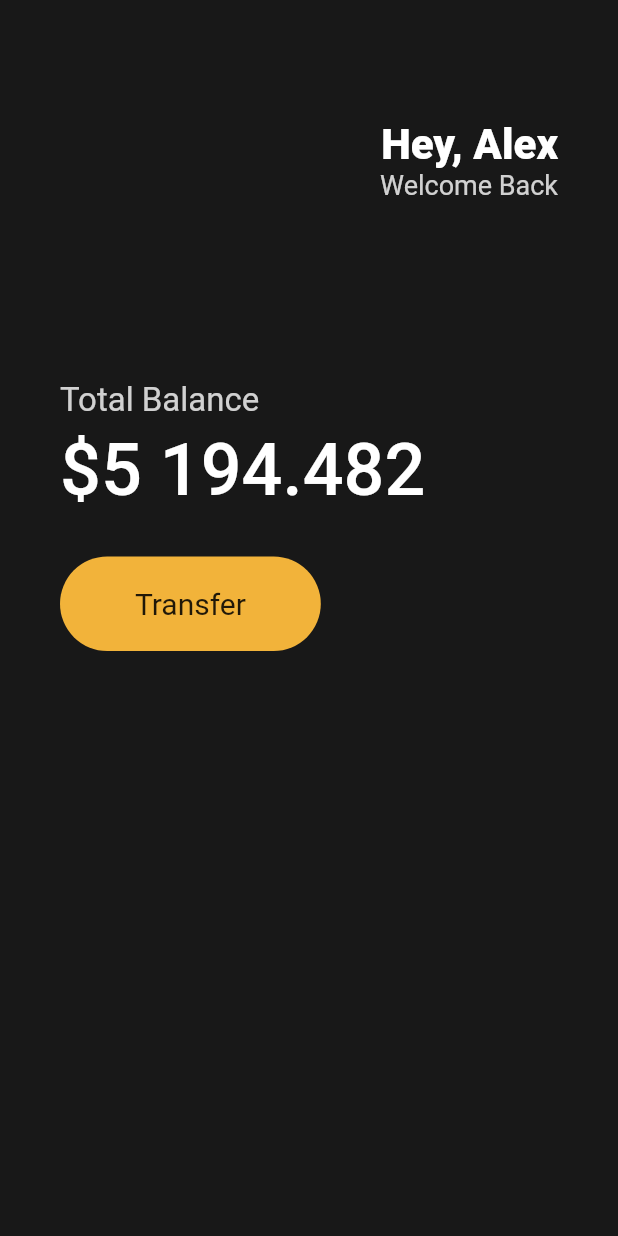
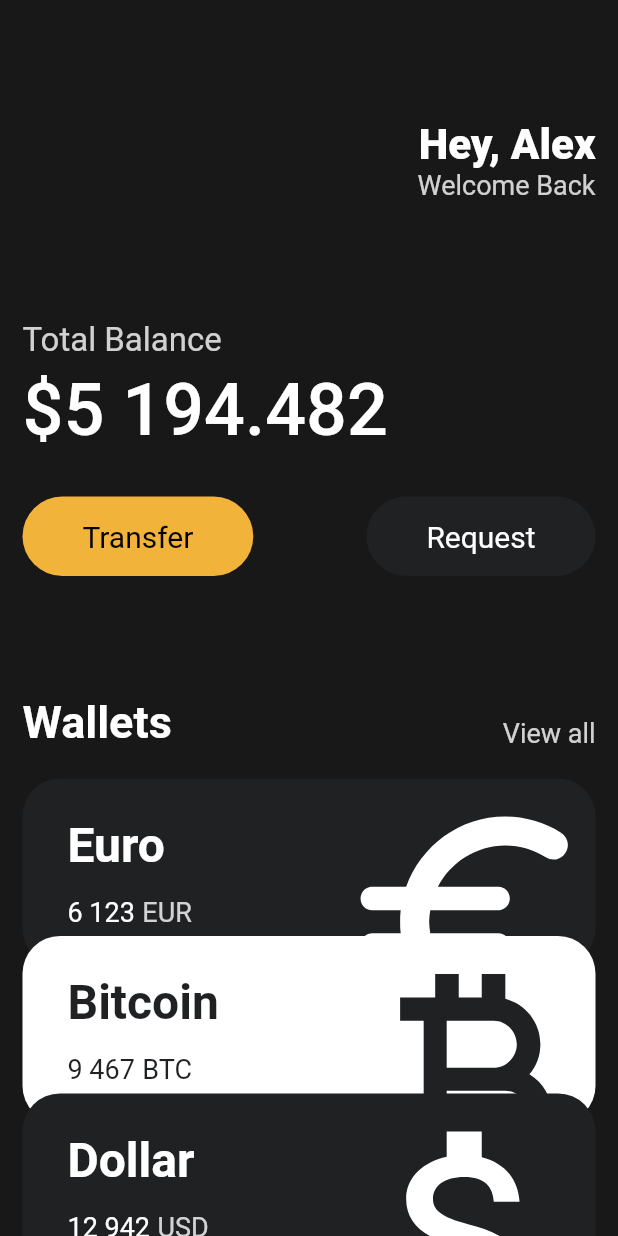
Before and after one commit to ik0675/dart_proj, a Flutter app: the screen it shows after launch, on a phone screen of 412 x 824 dp. Run offline on Flutter 3.47's test engine with Material 2 defaults, Android fonts, the phone set to English and light mode, and no system bars.

Commit message:
basic model of application with basic skills

```diff
--- a/lib/main.dart
+++ b/lib/main.dart
@@ -1,3 +1,5 @@
+import 'package:auction/widgets/button.dart';
+import 'package:auction/widgets/currencyCard.dart';
 import 'package:flutter/material.dart';
 
 void main() {
@@ -7,13 +9,14 @@ void main() {
 class App extends StatelessWidget {
   @override
   Widget build(BuildContext context) {
-    // TODO: implement build
     return MaterialApp(
       home: Scaffold(
           backgroundColor: const Color(0xFF181818),
-          body: Padding(
+          // Make a user be able to scroll
+          body: SingleChildScrollView(
+            child: Padding(
               padding: const EdgeInsets.symmetric(
-              horizontal: 40,
+                horizontal: 15,
               ),
               child: Column(
                 crossAxisAlignment: CrossAxisAlignment.start,
@@ -45,7 +48,7 @@ class App extends StatelessWidget {
                     ],
                   ),
                   const SizedBox(
-                  height: 120,
+                    height: 80,
                   ),
                   Text(
                     'Total Balance',
@@ -69,28 +72,74 @@ class App extends StatelessWidget {
                     height: 30,
                   ),
                   Row(
+                    mainAxisAlignment: MainAxisAlignment.spaceBetween,
+                    children: const [
+                      Button(
+                        text: 'Transfer',
+                        bgColor: Color(0xFFF2B33A),
+                        textColor: Colors.black,
+                      ),
+                      Button(
+                        text: "Request",
+                        bgColor: Color(0xFF1F2123),
+                        textColor: Colors.white,
+                      )
+                    ],
+                  ),
+                  const SizedBox(
+                    height: 80,
+                  ),
+                  Row(
+                    mainAxisAlignment: MainAxisAlignment.spaceBetween,
+                    crossAxisAlignment: CrossAxisAlignment.end,
                     children: [
-                    Container(
-                      decoration: BoxDecoration(
-                        color: const Color(0xFFF2B33A),
-                        borderRadius: BorderRadius.circular(45),
-                      ),
-                      child: const Padding(
-                        padding: EdgeInsets.symmetric(
-                          vertical: 20,
-                          horizontal: 50,
-                        ),
-                        child: Text(
-                          'Transfer',
+                      const Text('Wallets',
                           style: TextStyle(
-                            fontSize: 20,
-                          ),
-                        ),
+                            color: Colors.white,
+                            fontSize: 30,
+                            fontWeight: FontWeight.w600,
+                          )),
+                      Text(
+                        'View all',
+                        style: TextStyle(
+                          color: Colors.white.withOpacity(0.8),
+                          fontSize: 18,
                         ),
                       ),
                     ],
+                  ),
+                  const SizedBox(
+                    height: 20,
+                  ),
+                  const CurrencyCard(
+                    name: 'Euro',
+                    code: 'EUR',
+                    amount: '6 123',
+                    icon: Icons.euro_rounded,
+                    isInverted: false,
+                  ),
+                  Transform.translate(
+                    offset: const Offset(0, -20),
+                    child: const CurrencyCard(
+                      name: 'Bitcoin',
+                      code: 'BTC',
+                      amount: '9 467',
+                      icon: Icons.currency_bitcoin,
+                      isInverted: true,
+                    ),
+                  ),
+                  Transform.translate(
+                    offset: const Offset(0, -40),
+                    child: const CurrencyCard(
+                      name: 'Dollar',
+                      code: 'USD',
+                      amount: '12 942',
+                      icon: Icons.attach_money_outlined,
+                      isInverted: false,
+                    ),
                   )
                 ],
+              ),
             ),
           )),
     );
--- /dev/null
+++ b/lib/widgets/button.dart
@@ -0,0 +1,37 @@
+import 'package:flutter/material.dart';
+
+class Button extends StatelessWidget {
+  final String text;
+  final Color bgColor;
+  final Color textColor;
+
+  const Button({
+    super.key,
+    required this.text,
+    required this.bgColor,
+    required this.textColor,
+  });
+
+  @override
+  Widget build(BuildContext context) {
+    return Container(
+      decoration: BoxDecoration(
+        color: bgColor,
+        borderRadius: BorderRadius.circular(45),
+      ),
+      child: Padding(
+        padding: const EdgeInsets.symmetric(
+          vertical: 15,
+          horizontal: 40,
+        ),
+        child: Text(
+          text,
+          style: TextStyle(
+            color: textColor,
+            fontSize: 20,
+          ),
+        ),
+      ),
+    );
+  }
+}
--- /dev/null
+++ b/lib/widgets/currencyCard.dart
@@ -0,0 +1,90 @@
+import 'package:flutter/material.dart';
+
+class CurrencyCard extends StatelessWidget {
+  final String name, code, amount;
+  final IconData icon;
+  final bool isInverted;
+
+  final _blackColor = const Color(0XFF1F2123);
+
+  const CurrencyCard({
+    super.key,
+    required this.name,
+    required this.code,
+    required this.amount,
+    required this.icon,
+    required this.isInverted,
+  });
+
+  @override
+  Widget build(BuildContext context) {
+    return Container(
+      // behavior when a thing is overflow
+      clipBehavior: Clip.hardEdge,
+      decoration: BoxDecoration(
+        color: !isInverted ? _blackColor : Colors.white,
+        borderRadius: BorderRadius.circular(25),
+      ),
+      child: Padding(
+        padding: const EdgeInsets.symmetric(
+          vertical: 20,
+          horizontal: 30,
+        ),
+        child: Row(
+          mainAxisAlignment: MainAxisAlignment.spaceBetween,
+          children: [
+            Column(
+              crossAxisAlignment: CrossAxisAlignment.start,
+              children: [
+                Text(
+                  name,
+                  style: TextStyle(
+                      color: !isInverted ? Colors.white : _blackColor,
+                      fontSize: 32,
+                      fontWeight: FontWeight.w600),
+                ),
+                const SizedBox(
+                  height: 15,
+                ),
+                Row(
+                  children: [
+                    Text(
+                      amount,
+                      style: TextStyle(
+                        color: !isInverted ? Colors.white : _blackColor,
+                        fontSize: 18,
+                      ),
+                    ),
+                    const SizedBox(
+                      width: 5,
+                    ),
+                    Text(
+                      code,
+                      style: TextStyle(
+                        color: !isInverted
+                            ? Colors.white.withOpacity(0.8)
+                            : _blackColor,
+                        fontSize: 18,
+                      ),
+                    ),
+                  ],
+                ),
+              ],
+            ),
+            Transform.scale(
+              scale: 2.2,
+              child: Transform.translate(
+                offset: const Offset(-5, 15),
+                child: Icon(
+                  icon,
+                  color: !isInverted ? Colors.white : _blackColor,
+                  size: 85,
+                ),
+              ),
+            )
+          ],
+        ),
+      ),
+    );
+  }
+}
```
Lines whose indentation alone changed are shown as unchanged.
